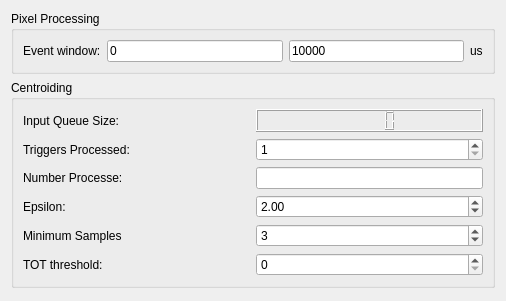
Qt form pymepixviewer/panels/ui/processingconfig.ui (CFEL-CMI/pymepix-viewer) before a commit.
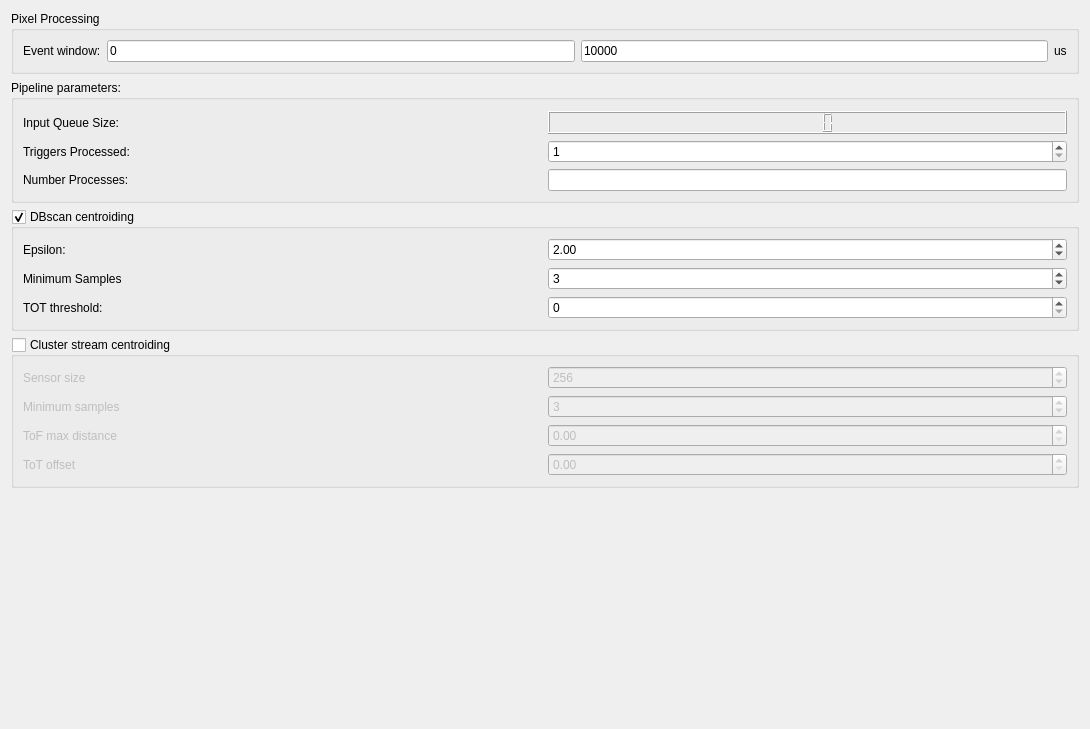
The same form after that commit.

Commit message: extended processingconfig gui panel

Diff of the .ui file:
```diff
--- a/pymepixviewer/panels/ui/processingconfig.ui
+++ b/pymepixviewer/panels/ui/processingconfig.ui
@@ -6,8 +6,8 @@
    <rect>
     <x>0</x>
     <y>0</y>
-    <width>506</width>
-    <height>301</height>
+    <width>1090</width>
+    <height>729</height>
    </rect>
   </property>
   <property name="windowTitle">
@@ -18,6 +18,9 @@
     <layout class="QVBoxLayout" name="verticalLayout_4">
      <item>
       <widget class="QGroupBox" name="groupBox_3">
+       <property name="enabled">
+        <bool>true</bool>
+       </property>
        <property name="title">
         <string>Pixel Processing</string>
        </property>
@@ -70,11 +73,20 @@
       </widget>
      </item>
      <item>
-      <widget class="QGroupBox" name="groupBox_4">
+      <widget class="QGroupBox" name="PipelineGroup">
+       <property name="enabled">
+        <bool>true</bool>
+       </property>
        <property name="title">
-        <string>Centroiding</string>
+        <string>Pipeline parameters:</string>
+       </property>
+       <property name="flat">
+        <bool>false</bool>
        </property>
        <layout class="QVBoxLayout" name="verticalLayout_3">
+        <property name="topMargin">
+         <number>11</number>
+        </property>
         <item>
          <layout class="QHBoxLayout" name="horizontalLayout">
           <item>
@@ -122,7 +134,7 @@
           <item>
            <widget class="QLabel" name="label_9">
             <property name="text">
-             <string>Number Processe:</string>
+             <string>Number Processes:</string>
             </property>
            </widget>
           </item>
@@ -141,6 +153,21 @@
           </item>
          </layout>
         </item>
+       </layout>
+      </widget>
+     </item>
+     <item>
+      <widget class="QGroupBox" name="groupBox_2">
+       <property name="title">
+        <string>DBscan centroiding</string>
+       </property>
+       <property name="flat">
+        <bool>false</bool>
+       </property>
+       <property name="checkable">
+        <bool>true</bool>
+       </property>
+       <layout class="QVBoxLayout" name="verticalLayout_5">
         <item>
          <layout class="QHBoxLayout" name="horizontalLayout_7">
           <item>
@@ -213,6 +240,91 @@
        </layout>
       </widget>
      </item>
+     <item>
+      <widget class="QGroupBox" name="groupBox">
+       <property name="title">
+        <string>Cluster stream centroiding</string>
+       </property>
+       <property name="checkable">
+        <bool>true</bool>
+       </property>
+       <property name="checked">
+        <bool>false</bool>
+       </property>
+       <layout class="QVBoxLayout" name="verticalLayout_6">
+        <item>
+         <layout class="QHBoxLayout" name="horizontalLayout_2">
+          <item>
+           <widget class="QLabel" name="label">
+            <property name="text">
+             <string>Sensor size</string>
+            </property>
+           </widget>
+          </item>
+          <item>
+           <widget class="QSpinBox" name="cstream_sensorsize">
+            <property name="maximum">
+             <number>1024</number>
+            </property>
+            <property name="value">
+             <number>256</number>
+            </property>
+           </widget>
+          </item>
+         </layout>
+        </item>
+        <item>
+         <layout class="QHBoxLayout" name="horizontalLayout_3">
+          <item>
+           <widget class="QLabel" name="label_2">
+            <property name="text">
+             <string>Minimum samples</string>
+            </property>
+           </widget>
+          </item>
+          <item>
+           <widget class="QSpinBox" name="cstream_minsamples">
+            <property name="minimum">
+             <number>2</number>
+            </property>
+            <property name="value">
+             <number>3</number>
+            </property>
+           </widget>
+          </item>
+         </layout>
+        </item>
+        <item>
+         <layout class="QHBoxLayout" name="horizontalLayout_9">
+          <item>
+           <widget class="QLabel" name="label_3">
+            <property name="text">
+             <string>ToF max distance</string>
+            </property>
+           </widget>
+          </item>
+          <item>
+           <widget class="QDoubleSpinBox" name="cstream_maxtofdist"/>
+          </item>
+         </layout>
+        </item>
+        <item>
+         <layout class="QHBoxLayout" name="horizontalLayout_11">
+          <item>
+           <widget class="QLabel" name="label_4">
+            <property name="text">
+             <string>ToT offset</string>
+            </property>
+           </widget>
+          </item>
+          <item>
+           <widget class="QDoubleSpinBox" name="cstream_totoffset"/>
+          </item>
+         </layout>
+        </item>
+       </layout>
+      </widget>
+     </item>
     </layout>
    </item>
    <item>
@@ -223,7 +335,7 @@
      <property name="sizeHint" stdset="0">
       <size>
        <width>20</width>
-       <height>44</height>
+       <height>40</height>
       </size>
      </property>
     </spacer>
```
The commit also changes 1 other file.
